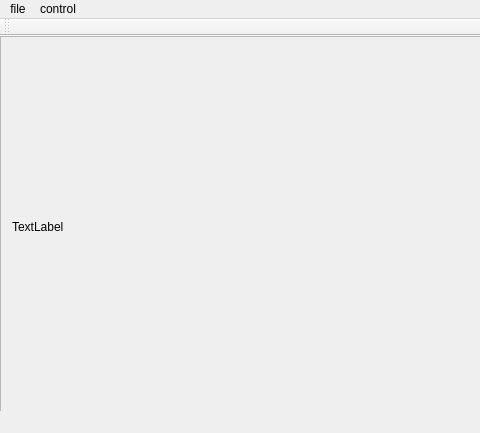
greatji/simplePictureViwer, file PictureViewer/mainwindow.ui: the form before one commit; both pictures show x 0 to 480 and y 0 to 433 of the 813 by 433 pixel window.
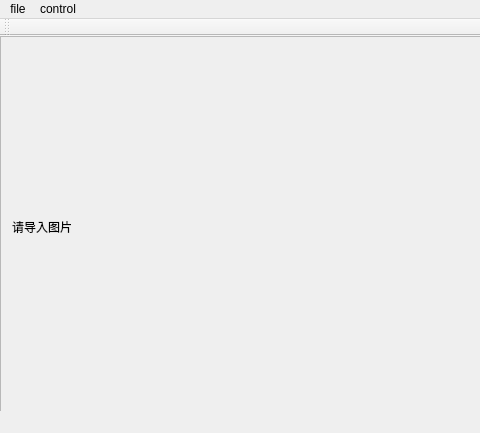
The form after the commit.

What changed in the file:
```diff
--- a/PictureViewer/mainwindow.ui
+++ b/PictureViewer/mainwindow.ui
@@ -45,7 +45,7 @@
       <item row="0" column="0">
        <widget class="QLabel" name="label">
         <property name="text">
-         <string>TextLabel</string>
+         <string>请导入图片</string>
         </property>
        </widget>
       </item>
```
